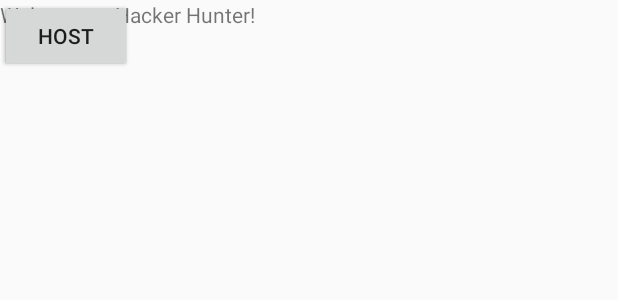
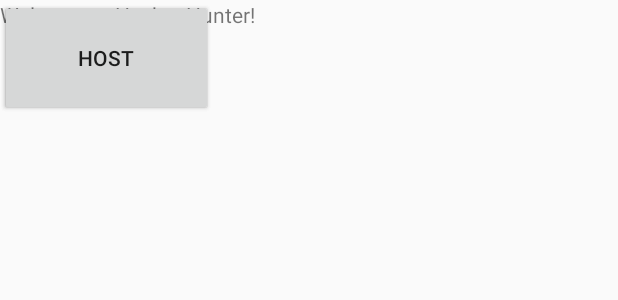
Before and after one commit to bill-lliu/NFC-Game, an Android app: the layout activity_open_screen.xml on its own in the app's theme, with its tools: preview values and no code run, on a phone screen of 412 x 824 dp. Shown: the top 300 px of the screen. Run offline under Robolectric (Android 15) with nearby library versions, the phone set to English and light mode, and no system bars.

```diff
--- a/src/main/java/com/mishalarionov/nfc_game/LoginActivity.java
+++ b/src/main/java/com/mishalarionov/nfc_game/LoginActivity.java
@@ -32,9 +32,8 @@ public class LoginActivity extends AppCompatActivity implements View.OnClickList
 
     @Override
     protected void onCreate(Bundle savedInstanceState) {
-        Log.d("Test", "test");
         super.onCreate(savedInstanceState);
-        setContentView(R.layout.activity_main);
+        setContentView(R.layout.activity_login);
         //Initialize the FirebaseAuth instance
         mAuth = FirebaseAuth.getInstance();
 
--- a/src/main/java/com/mishalarionov/nfc_game/OpenScreen.java
+++ b/src/main/java/com/mishalarionov/nfc_game/OpenScreen.java
@@ -1,5 +1,4 @@
 package com.mishalarionov.nfc_game;
-
 
 import android.content.Intent;
 import android.os.Bundle;
--- a/src/main/res/layout/activity_open_screen.xml
+++ b/src/main/res/layout/activity_open_screen.xml
@@ -7,25 +7,25 @@
 
     <Button
         android:id="@+id/joinButton"
-        android:layout_width="wrap_content"
-        android:layout_height="wrap_content"
+        android:layout_width="142dp"
+        android:layout_height="77dp"
         android:text="JOIN"
-        tools:layout_editor_absoluteX="148dp"
-        tools:layout_editor_absoluteY="211dp" />
+        tools:layout_editor_absoluteX="121dp"
+        tools:layout_editor_absoluteY="191dp" />
 
     <Button
         android:id="@+id/hostButton"
-        android:layout_width="wrap_content"
-        android:layout_height="wrap_content"
+        android:layout_width="142dp"
+        android:layout_height="77dp"
         android:text="HOST"
-        tools:layout_editor_absoluteX="148dp"
-        tools:layout_editor_absoluteY="336dp" />
+        tools:layout_editor_absoluteX="121dp"
+        tools:layout_editor_absoluteY="316dp" />
 
     <TextView
         android:id="@+id/titleText"
         android:layout_width="wrap_content"
         android:layout_height="wrap_content"
         android:text="Welcome to Hacker Hunter!"
-        tools:layout_editor_absoluteX="163dp"
-        tools:layout_editor_absoluteY="39dp" />
+        tools:layout_editor_absoluteX="106dp"
+        tools:layout_editor_absoluteY="43dp" />
 </android.support.constraint.ConstraintLayout>
```
Also changed, not shown: src/main/java/com/mishalarionov/nfc_game/HostStartGameActivity.java (+20 -1 lines), src/main/res/layout/activity_host_game.xml (+39 -0 lines), src/main/res/layout/activity_login.xml (renamed from src/main/res/layout/activity_main.xml).
